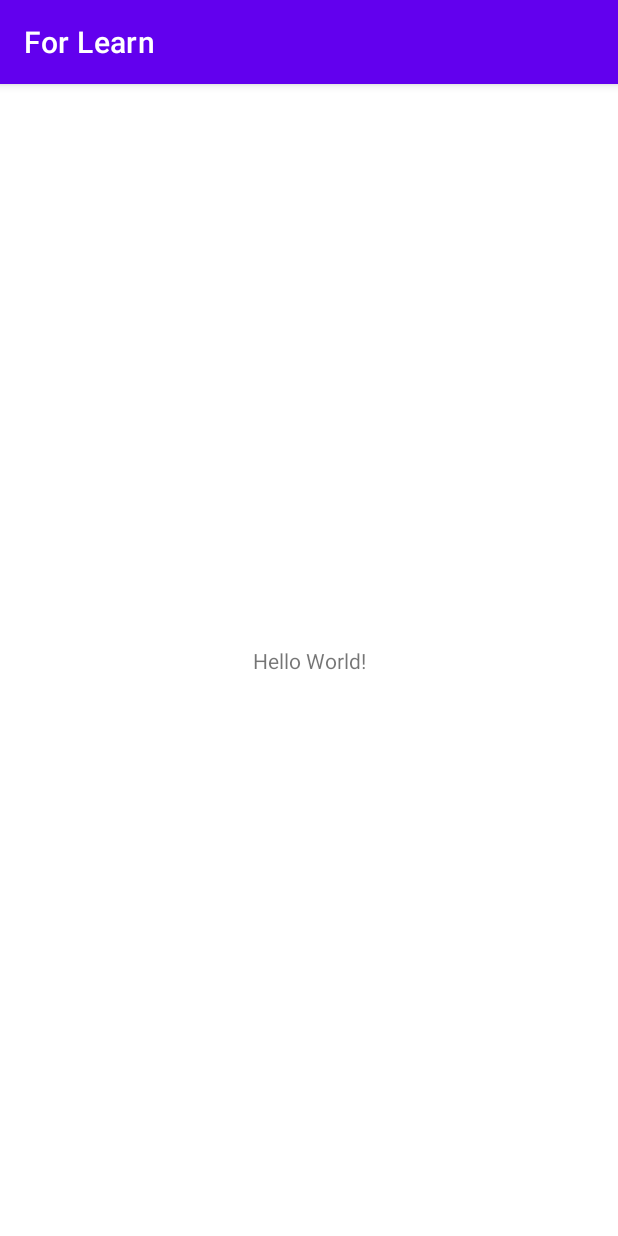
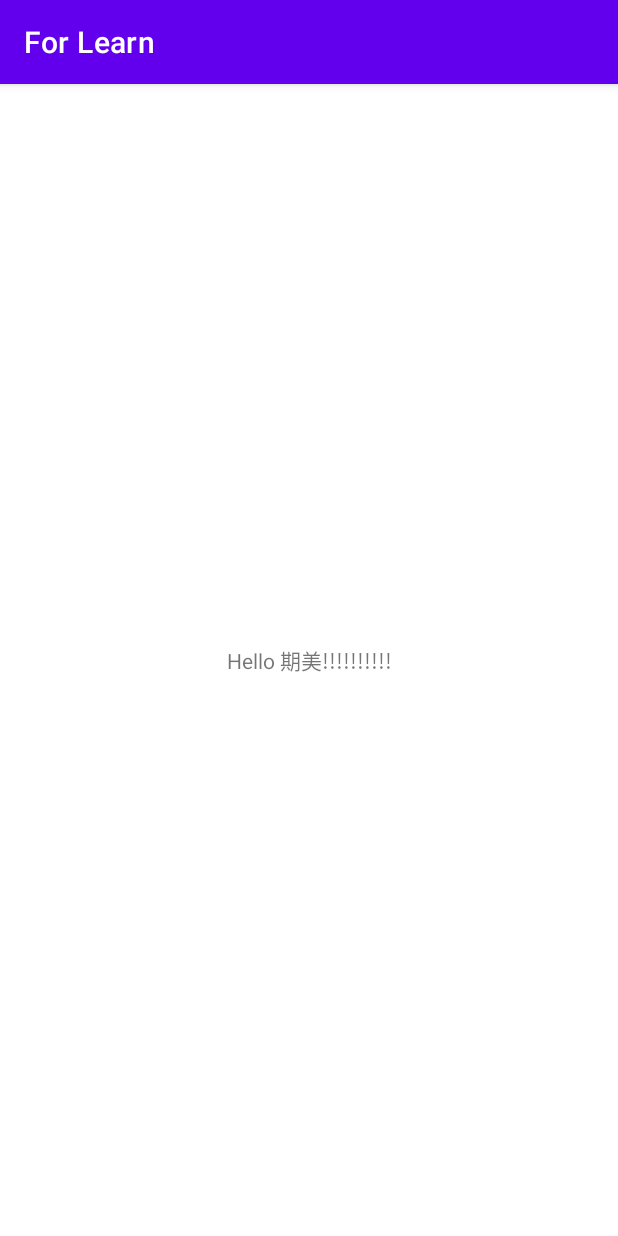
Before and after one commit to CHINPOiscoming/For_Learn, an Android app: the screen it shows after launch (MainActivity), on a phone screen of 412 x 824 dp. Run offline under Robolectric (Android 15) with nearby library versions, the phone set to English and light mode, and no system bars.

Commit message:
new updata

```diff
--- a/app/src/main/res/layout/activity_main.xml
+++ b/app/src/main/res/layout/activity_main.xml
@@ -9,7 +9,7 @@
     <TextView
         android:layout_width="wrap_content"
         android:layout_height="wrap_content"
-        android:text="Hello World!"
+        android:text="Hello 期美!!!!!!!!!!"
         app:layout_constraintBottom_toBottomOf="parent"
         app:layout_constraintEnd_toEndOf="parent"
         app:layout_constraintStart_toStartOf="parent"
```
